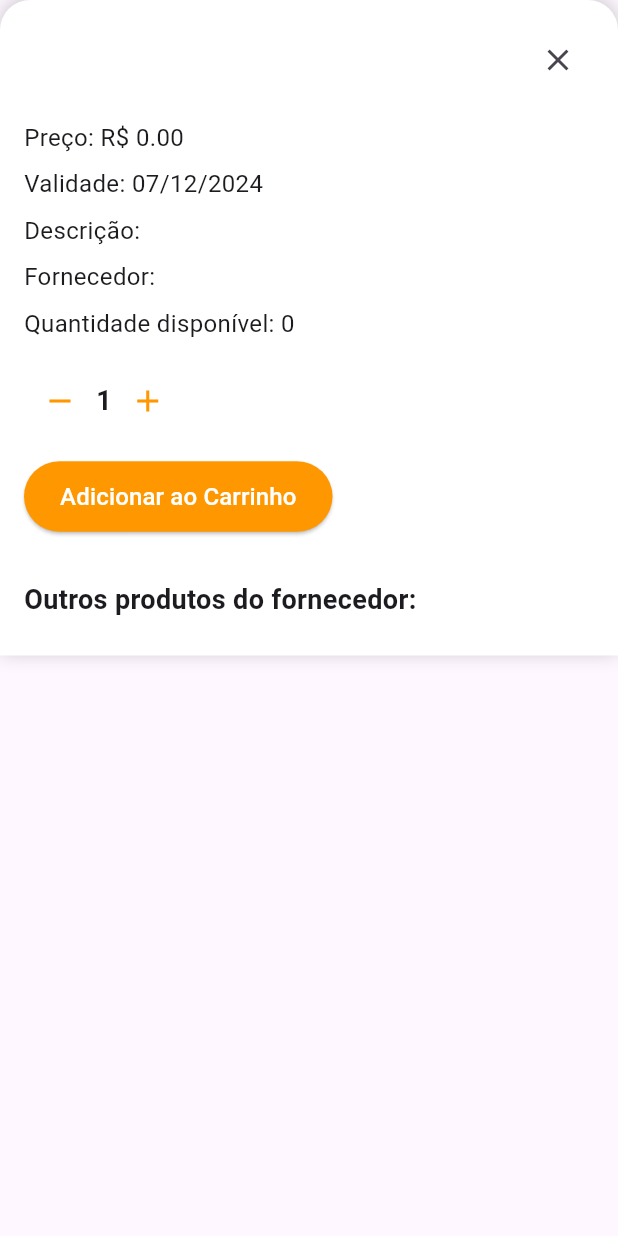
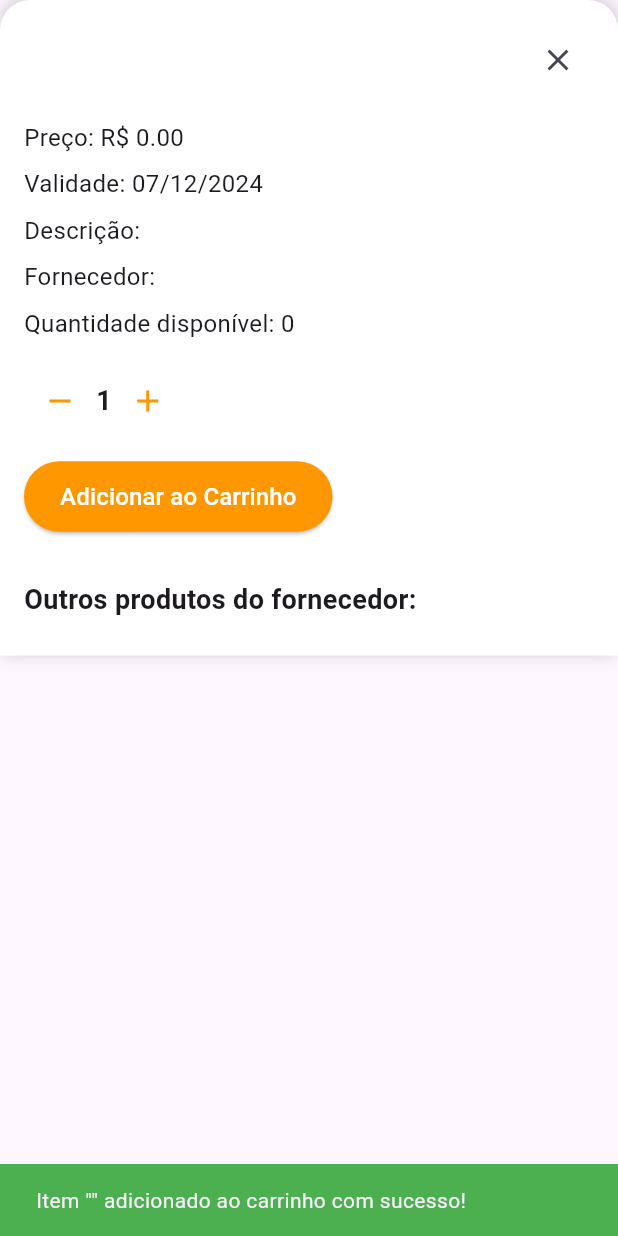
Before and after one commit to Viegas13/Rapidex, a Flutter app: the DetalhesProdutoBottomSheet widget shown alone on an empty page, opened directly with empty values, after a tap on "Adicionar ao Carrinho", on a phone screen of 412 x 824 dp. Run offline on Flutter 3.47's test engine with Material 3 defaults, Android fonts, the phone set to English and light mode, and no system bars; our stand-ins replace image_picker, mask_text_input_formatter; missing offline and left inert: dart:ffi, flutter_email_sender, postgres.

Commit message:
Update DetalhesProdutoBottomSheet.dart

```diff
--- a/src/view-rapidex/interfaces/lib/View/DetalhesProdutoBottomSheet.dart
+++ b/src/view-rapidex/interfaces/lib/View/DetalhesProdutoBottomSheet.dart
@@ -1,4 +1,7 @@
 import 'package:flutter/material.dart';
+import 'package:interfaces/DTO/ItemPedido.dart';
+import 'package:interfaces/banco_de_dados/DAO/ItemPedidoDAO.dart';
+import 'package:interfaces/banco_de_dados/DBHelper/ConexaoDB.dart';
 import '../DTO/Produto.dart';
 
 class DetalhesProdutoBottomSheet extends StatefulWidget {
@@ -21,6 +24,22 @@ class DetalhesProdutoBottomSheet extends StatefulWidget {
 
 class _DetalhesProdutoBottomSheetState
     extends State<DetalhesProdutoBottomSheet> {
+  late ConexaoDB conexaoDB;
+  late ItemPedidoDAO itemPedidoDAO;
+
+  @override
+  void initState() {
+    super.initState();
+    conexaoDB = ConexaoDB();
+    itemPedidoDAO = ItemPedidoDAO(conexaoDB: conexaoDB);
+
+    conexaoDB.initConnection().then((_) {
+      print('Conexão estabelecida no initState.');
+    }).catchError((error) {
+      print('Erro ao estabelecer conexão no initState: $error');
+    });
+  }
+
   int quantidadeSelecionada = 1;
 
   void _incrementarQuantidade() {
@@ -146,10 +165,51 @@ class _DetalhesProdutoBottomSheetState
         const SizedBox(height: 16),
         ElevatedButton(
           onPressed: quantidadeSelecionada > 0
-              ? () {
-                  // Lógica para adicionar ao carrinho
-                  print(
-                      "Adicionado '${widget.produtoSelecionado.nome}' ao carrinho com quantidade: $quantidadeSelecionada.");
+              ? () async {
+                  try {
+                    final produtoSelecionado = widget.produtoSelecionado;
+
+                    // Calculando o valor total
+                    final valorTotal =
+                        produtoSelecionado.preco * quantidadeSelecionada;
+
+                    //DEBUGANDO
+                    print("DEBUGANDO:");
+                    print(produtoSelecionado.produto_id);
+                    print(quantidadeSelecionada);
+                    print(valorTotal);
+                    print("FIM DO UDEBUG");
+
+                    // Criando o mapa com os dados do ItemPedido
+                    Map<String, dynamic> itemPedido = {
+                      'produto_id': produtoSelecionado.produto_id,
+                      'pedido_id': null, // Pedido ainda não associado
+                      'quantidade': quantidadeSelecionada,
+                      'valor_total': valorTotal,
+                      'cliente_cpf': '70275182606', // CPF fixo até refatorar com a sessão
+                    };
+
+                    // Inserindo o ItemPedido no banco de dados
+                    await itemPedidoDAO.cadastrarItemPedido(itemPedido);
+
+                    // Feedback positivo
+                    ScaffoldMessenger.of(context).showSnackBar(
+                      SnackBar(
+                        content: Text(
+                            'Item "${produtoSelecionado.nome}" adicionado ao carrinho com sucesso!'),
+                        backgroundColor: Colors.green,
+                      ),
+                    );
+                  } catch (e) {
+                    // Captura de erros e feedback negativo
+                    ScaffoldMessenger.of(context).showSnackBar(
+                      SnackBar(
+                        content: Text(
+                            'Erro ao adicionar o item "${widget.produtoSelecionado.nome}" ao carrinho.'),
+                        backgroundColor: Colors.red,
+                      ),
+                    );
+                  }
                 }
               : null, // Desativa o botão se a quantidade for <= 0
           style: ElevatedButton.styleFrom(
```
